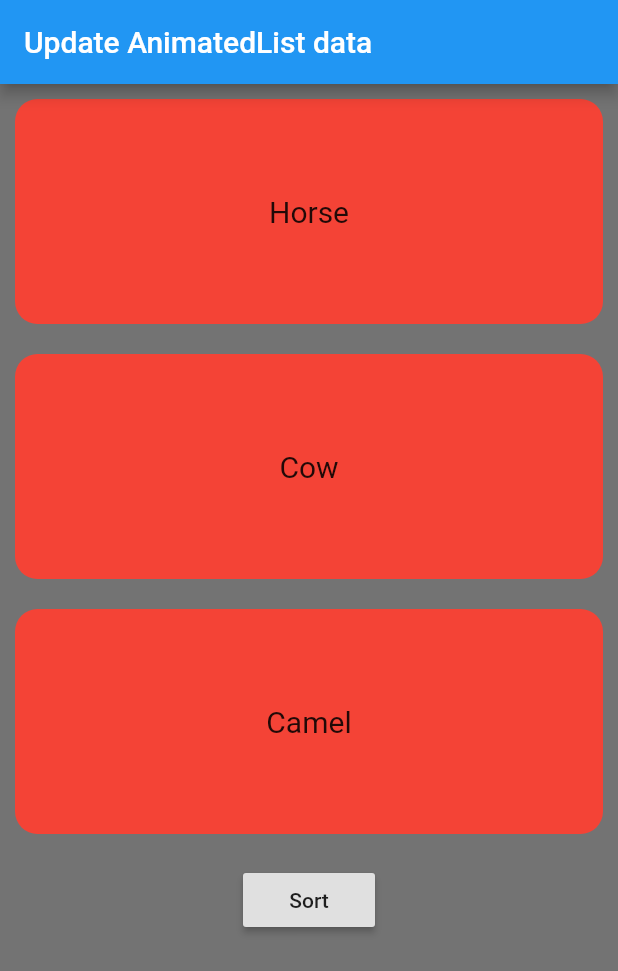
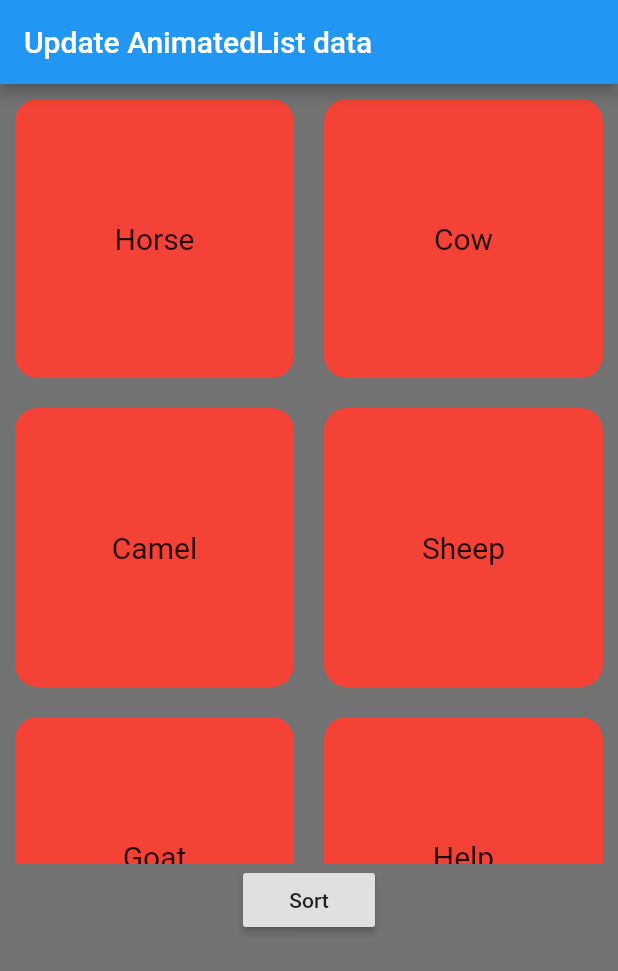
Before and after one commit to mdg-soc-19/smooth-sort, a Flutter app: the screen it shows after launch, on a phone screen of 412 x 824 dp. Shown: the top 971 px of the screen. Run offline on Flutter 3.47's test engine with Material 2 defaults, Android fonts, the phone set to English and light mode, and no system bars.

Commit message:
Added widget for textScale

```diff
--- a/example/lib/main.dart
+++ b/example/lib/main.dart
@@ -60,8 +60,9 @@ class BodyWidgetState extends State<BodyWidget> with TickerProviderStateMixin {
     super.initState();
 
     smoothSort = SmoothSort(
+      listType: 'grid',
       data: ['Horse', 'Cow', 'Camel', 'Sheep', 'Goat', 'Help', 'Guide', 'Hello', 'Ihdid'],
-      animationType: 'cardScale'
+      animationType: 'textScale'
     );
 
     animationController = AnimationController(
--- a/lib/smooth_sort.dart
+++ b/lib/smooth_sort.dart
@@ -381,6 +381,31 @@ class _SmoothSortState extends State<SmoothSort>
             ),
           );
         }
+        break;
+
+      case 'textScale':
+        {
+          return Container(
+            margin: EdgeInsets.all(10.0),
+            height: 150,
+            alignment: Alignment.center,
+            decoration: BoxDecoration(
+                borderRadius: BorderRadius.all(Radius.circular(15.0)),
+                color: Colors.red
+            ),
+            child: ScaleTransition(
+              scale: _listScaleValue,
+              child: ListTile(
+                title: Text(
+                  item,
+                  style: TextStyle(fontSize: 20),
+                  textAlign: TextAlign.center,
+                ),
+              ),
+            )
+          );
+        }
+        break;
 
       default:
         {
```
